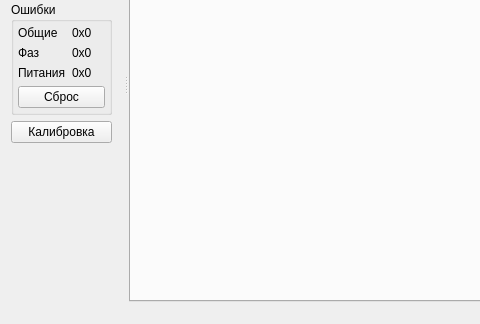
Above: mainwindow.ui from catompiler/qdrive before the change; both pictures show x 0 to 480 and y 182 to 506 of the 656 by 506 pixel window. Below: the same form after it.
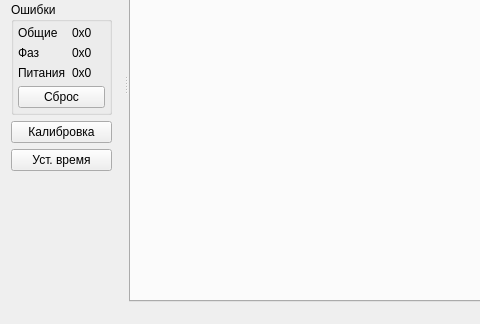
That is the form after the change. Icons and pictures are not drawn. Custom widgets are drawn as their Qt base class.

```diff
--- a/mainwindow.ui
+++ b/mainwindow.ui
@@ -636,6 +636,13 @@
        </property>
       </widget>
      </item>
+     <item>
+      <widget class="QPushButton" name="pbSetTime">
+       <property name="text">
+        <string>Уст. время</string>
+       </property>
+      </widget>
+     </item>
      <item>
       <spacer name="verticalSpacer">
        <property name="orientation">
```
